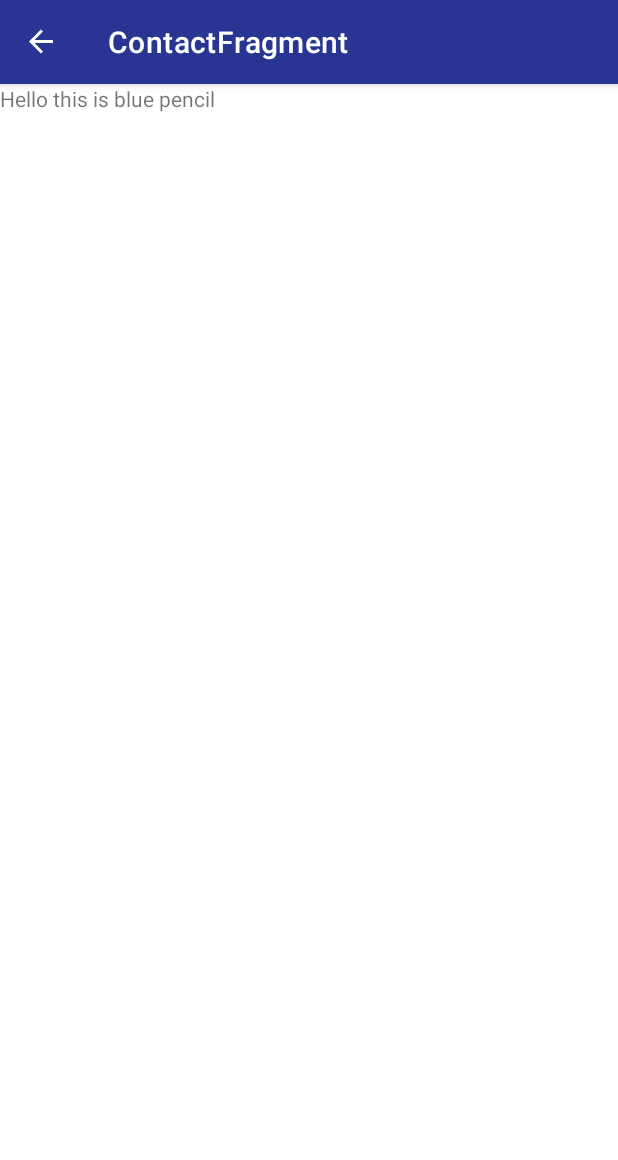
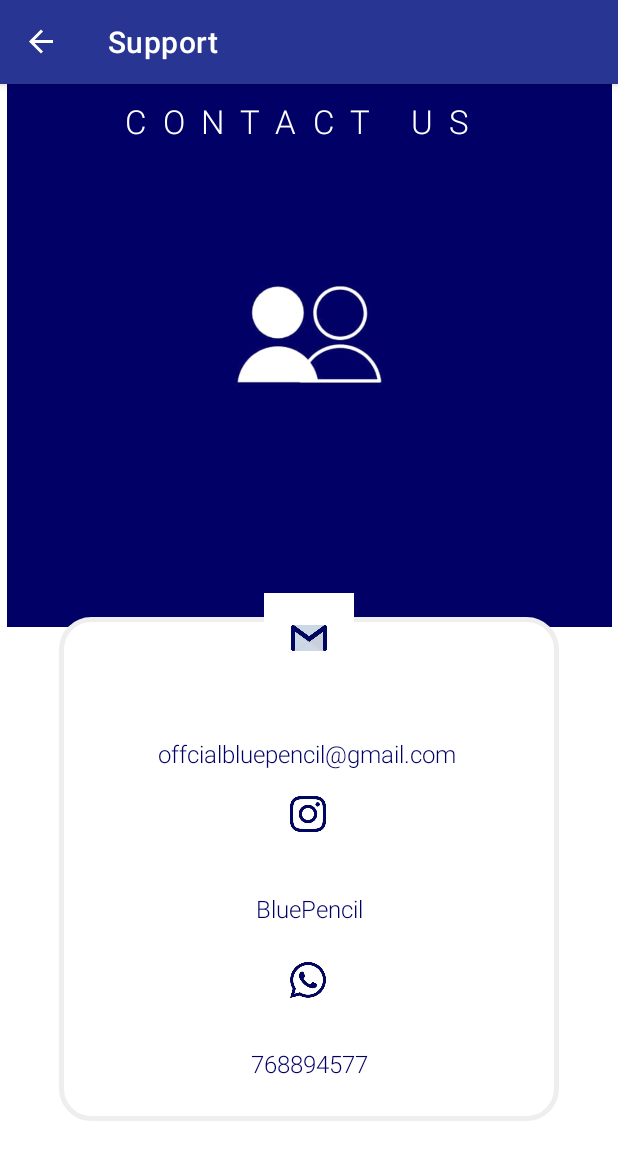
Before and after one commit to dubeyaayush07/blue_pencil, an Android app: the screen it shows after launch (MainActivity), after a tap on "Support", on a phone screen of 412 x 824 dp. Shown: the top 1160 px of the screen. Run offline under Robolectric (Android 15) with nearby library versions, the phone set to English and light mode, and no system bars; our stand-ins replace Firebase (no records; nobody signed in at launch, a user with empty details on screens opened directly), data binding, navigation-ui; libraries missing offline, so code that uses them is left out: com.firebase.ui; 3 statements that could not run were skipped.

Commit message:
Merge branch 'master' of https://github.com/dubeyaayush07/blue_pencil into UI
# Conflicts:
#	app/src/main/java/com/example/bluepencil/ui/HomeFragment.kt

```diff
--- /dev/null
+++ b/app/src/main/res/drawable/rounded_corner.xml
@@ -0,0 +1,12 @@
+<?xml version="1.0" encoding="utf-8"?>
+<shape xmlns:android="http://schemas.android.com/apk/res/android">
+    <stroke
+        android:width="3dp"
+        android:color="#EEEEEE" />
+
+    <solid android:color="@color/white" />
+
+    <corners
+        android:radius="20dp"
+         />
+</shape>
--- a/app/src/main/res/layout/fragment_contact.xml
+++ b/app/src/main/res/layout/fragment_contact.xml
@@ -3,8 +3,107 @@
     xmlns:app="http://schemas.android.com/apk/res-auto"
     xmlns:tools="http://schemas.android.com/tools">
 
-    <com.google.android.material.textview.MaterialTextView
+    <androidx.constraintlayout.widget.ConstraintLayout
         android:layout_width="match_parent"
-        android:text="Hello this is blue pencil"
-        android:layout_height="wrap_content" />
+        android:layout_height="match_parent">
+
+        <androidx.constraintlayout.widget.ConstraintLayout
+            android:id="@+id/constraintLayout"
+            android:layout_width="match_parent"
+            android:layout_height="wrap_content"
+            app:layout_constraintStart_toStartOf="parent"
+            app:layout_constraintTop_toTopOf="parent">
+
+
+            <TextView
+                android:id="@+id/textView"
+                android:layout_width="403dp"
+                android:layout_height="362dp"
+                android:height="200dp"
+                android:background="#010066"
+                android:fontFamily="sans-serif-light"
+                android:letterSpacing="0.5"
+                android:paddingTop="10dp"
+                android:text="CONTACT US "
+                android:textAlignment="center"
+                android:textColor="@color/white"
+                android:textSize="22dp"
+                app:layout_constraintBottom_toBottomOf="parent"
+                app:layout_constraintEnd_toEndOf="parent"
+                app:layout_constraintStart_toStartOf="parent"
+                app:layout_constraintTop_toTopOf="parent"
+                app:layout_constraintVertical_bias="0.0" />
+
+            <ImageView
+                android:id="@+id/imageView3"
+                android:layout_width="139dp"
+                android:layout_height="158dp"
+                android:layout_marginEnd="132dp"
+                android:src="@drawable/contact"
+                app:layout_constraintBottom_toBottomOf="parent"
+                app:layout_constraintEnd_toEndOf="@+id/textView"
+                app:layout_constraintHorizontal_bias="1.0"
+                app:layout_constraintStart_toStartOf="parent"
+                app:layout_constraintTop_toTopOf="parent"
+                app:layout_constraintVertical_bias="0.431" />
+
+
+        </androidx.constraintlayout.widget.ConstraintLayout>
+
+        <TextView
+            android:id="@+id/textView2"
+            android:layout_width="333dp"
+            android:layout_height="336dp"
+            android:background="@drawable/rounded_corner"
+            android:fontFamily="sans-serif-light"
+            android:lineSpacingExtra="2dp"
+            android:paddingTop="80dp"
+            android:text="offcialbluepencil@gmail.com \n\n\n\n\n BluePencil \n\n\n\n\n 768894577 "
+            android:textAlignment="center"
+            android:textColor="#010066"
+            android:textFontWeight="300"
+            android:textSize="16dp"
+            app:layout_constraintBottom_toBottomOf="parent"
+            app:layout_constraintEnd_toEndOf="parent"
+            app:layout_constraintStart_toStartOf="parent"
+            app:layout_constraintTop_toTopOf="@+id/constraintLayout"
+            app:layout_constraintVertical_bias="0.822" />
+
+        <ImageView
+            android:id="@+id/imageView5"
+            android:layout_width="60dp"
+            android:layout_height="60dp"
+            android:src="@drawable/whatsapp"
+            app:layout_constraintBottom_toBottomOf="parent"
+            app:layout_constraintEnd_toEndOf="parent"
+            app:layout_constraintHorizontal_bias="0.498"
+            app:layout_constraintStart_toStartOf="parent"
+            app:layout_constraintTop_toTopOf="parent"
+            app:layout_constraintVertical_bias="0.801" />
+
+        <ImageView
+            android:id="@+id/imageView4"
+            android:layout_width="60dp"
+            android:layout_height="60dp"
+            android:src="@drawable/insta"
+            app:layout_constraintBottom_toBottomOf="parent"
+            app:layout_constraintEnd_toEndOf="parent"
+            app:layout_constraintHorizontal_bias="0.498"
+            app:layout_constraintStart_toStartOf="parent"
+            app:layout_constraintTop_toTopOf="@+id/constraintLayout"
+            app:layout_constraintVertical_bias="0.645" />
+
+        <ImageView
+            android:layout_width="60dp"
+            android:layout_height="60dp"
+            android:layout_marginBottom="30dp"
+            android:src="@drawable/gmail"
+            app:layout_constraintBottom_toBottomOf="parent"
+            app:layout_constraintEnd_toEndOf="parent"
+            app:layout_constraintStart_toStartOf="parent"
+            app:layout_constraintTop_toTopOf="parent" />
+
+
+    </androidx.constraintlayout.widget.ConstraintLayout>
+
 </layout>
--- a/app/src/main/res/navigation/navigation.xml
+++ b/app/src/main/res/navigation/navigation.xml
@@ -97,7 +97,7 @@
     <fragment
         android:id="@+id/contactFragment"
         android:name="com.example.bluepencil.ui.ContactFragment"
-        android:label="ContactFragment" >
+        android:label="Support">
         <action
             android:id="@+id/action_contactFragment_to_homeFragment"
             app:destination="@id/homeFragment"
```
Also changed, not shown: app/src/main/res/drawable/contact.png (added), app/src/main/res/drawable/gmail.png (added), app/src/main/res/drawable/insta.png (added), app/src/main/res/drawable/phone.png (added), app/src/main/res/drawable/whatsapp.png (added).
